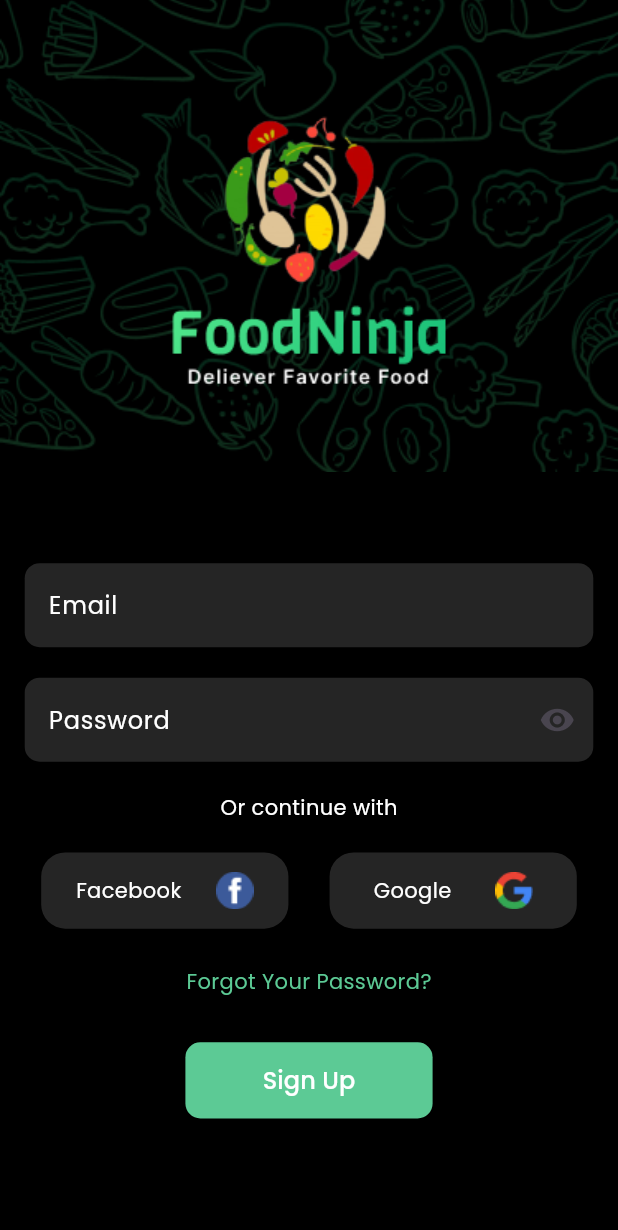
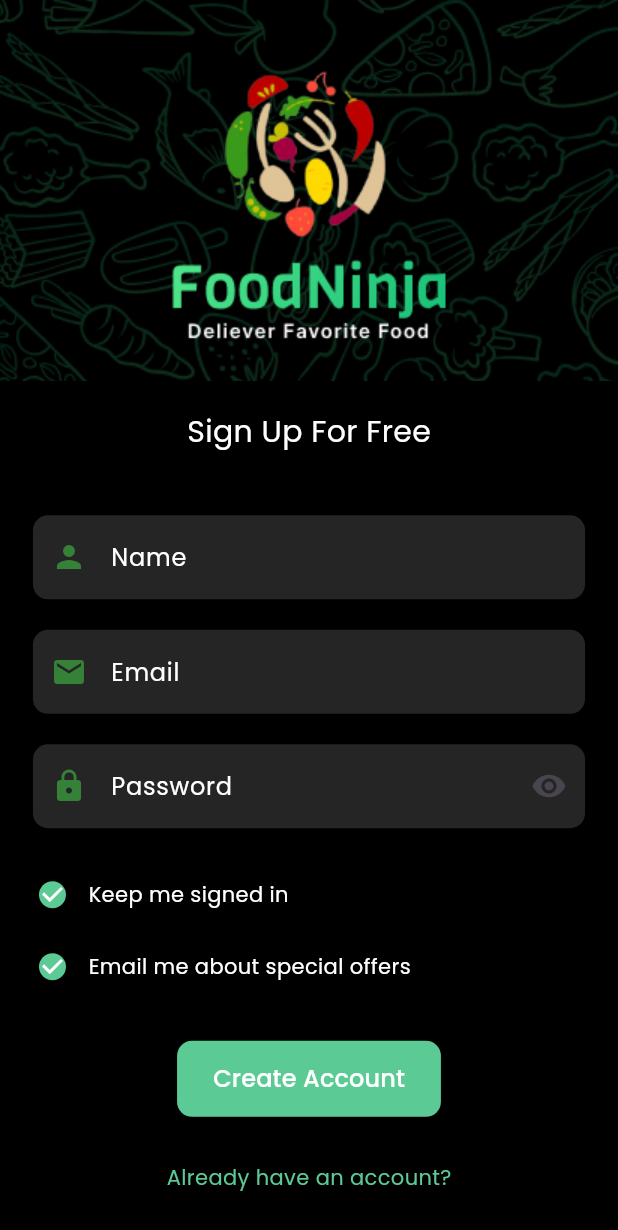
Before and after one commit to Hisamat7/Ecommerce, a Flutter app: the screen it shows after launch, on a phone screen of 412 x 824 dp. Shown: the top 1230 px of the screen. Run offline on Flutter 3.47's test engine with Material 3 defaults, Android fonts, the phone set to English and light mode, and no system bars; our stand-ins replace flutter_screenutil, flutter_svg.

Commit message:
created signin

```diff
--- a/lib/Src/const/Button.dart
+++ b/lib/Src/const/Button.dart
@@ -3,12 +3,9 @@ import 'package:flutter/material.dart';
 import 'package:flutter_screenutil/flutter_screenutil.dart';
 
 class Button extends StatelessWidget {
-
-
   String text;
   final VoidCallback? onPressed;
-  Button({required this.text,required this.onPressed});
-
+  Button({required this.text, required this.onPressed});
 
   @override
   Widget build(BuildContext context) {
@@ -19,7 +16,7 @@ class Button extends StatelessWidget {
         style: TextStyle(color: Colors.white, fontSize: 16),
       ),
       style: ElevatedButton.styleFrom(
-          fixedSize: Size(150.w, 50.h),
+          minimumSize: Size(150.w, 50.h),
           shape:
               RoundedRectangleBorder(borderRadius: BorderRadius.circular(10)),
           backgroundColor: buttonColor),
--- a/lib/Src/modules/Onboarding/views/OnBoardingTwo.dart
+++ b/lib/Src/modules/Onboarding/views/OnBoardingTwo.dart
@@ -1,6 +1,6 @@
 import 'package:ecommerce/Src/const/App_Images.dart';
 import 'package:ecommerce/Src/const/Button.dart';
-import 'package:ecommerce/Src/modules/Onboarding/views/SignUp.dart';
+import 'package:ecommerce/Src/modules/auth_Module/views/SignUp.dart';
 import 'package:flutter/material.dart';
 import 'package:flutter_screenutil/flutter_screenutil.dart';
 import 'package:flutter_svg/flutter_svg.dart';
--- /dev/null
+++ b/lib/Src/modules/auth_Module/views/SignIn.dart
@@ -0,0 +1,186 @@
+import 'package:ecommerce/Src/const/App_Colors.dart';
+import 'package:ecommerce/Src/const/App_Images.dart';
+import 'package:ecommerce/Src/const/Button.dart';
+import 'package:flutter/material.dart';
+import 'package:flutter_screenutil/flutter_screenutil.dart';
+
+class SignIn extends StatefulWidget {
+  const SignIn({super.key});
+
+  @override
+  State<SignIn> createState() => _SignInState();
+}
+
+class _SignInState extends State<SignIn> {
+  bool obscureText = false;
+  @override
+  Widget build(BuildContext context) {
+    return Scaffold(
+      body: Container(
+        child: Column(
+          children: [
+            Container(
+              height: 250.h,
+              width: double.infinity,
+              child: Stack(
+                children: [
+                  Image.asset(
+                    AppImages.background,
+                    fit: BoxFit.cover,
+                    width: double.infinity,
+                  ),
+                  Positioned(
+                    top: 0.h,
+                    left: 0.w,
+                    right: 0.w,
+                    bottom: 0.h,
+                    child: Image.asset(
+                      AppImages.logo,
+                    ),
+                  ),
+                ],
+              ),
+            ),
+            Container(
+              padding: EdgeInsets.symmetric(horizontal: 20.w),
+              child: Column(
+                children: [
+                  SizedBox(
+                    height: 20.h,
+                  ),
+                  Center(
+                    child: Text(
+                      "Sign Up For Free",
+                      style: TextStyle(color: Colors.white, fontSize: 20),
+                    ),
+                  ),
+                  SizedBox(
+                    height: 40.h,
+                  ),
+                  TextFormField(
+                    style: TextStyle(color: Colors.white),
+                    decoration: InputDecoration(
+                        prefixIcon: Icon(Icons.person,
+                            color: const Color.fromARGB(255, 53, 129, 55)),
+                        labelStyle: TextStyle(color: Colors.white),
+                        labelText: "Name",
+                        hintStyle: TextStyle(
+                            color: const Color.fromARGB(255, 103, 102, 102)),
+                        hintText: "Full Name",
+                        fillColor: Color(0xFF252525),
+                        filled: true,
+                        border: OutlineInputBorder(
+                            borderRadius: BorderRadius.circular(10),
+                            borderSide: BorderSide.none)),
+                  ),
+                  SizedBox(
+                    height: 20.h,
+                  ),
+                  TextFormField(
+                    style: TextStyle(color: Colors.white),
+                    decoration: InputDecoration(
+                        prefixIcon: Icon(Icons.email,
+                            color: const Color.fromARGB(255, 53, 129, 55)),
+                        labelStyle: TextStyle(color: Colors.white),
+                        labelText: "Email",
+                        hintStyle: TextStyle(
+                            color: const Color.fromARGB(255, 103, 102, 102)),
+                        hintText: "Email",
+                        fillColor: Color(0xFF252525),
+                        filled: true,
+                        border: OutlineInputBorder(
+                            borderRadius: BorderRadius.circular(10),
+                            borderSide: BorderSide.none)),
+                  ),
+                  SizedBox(
+                    height: 20.h,
+                  ),
+                  TextFormField(
+                    style: TextStyle(color: Colors.white),
+                    obscureText: obscureText,
+                    decoration: InputDecoration(
+                        prefixIcon: Icon(Icons.lock,
+                            color: const Color.fromARGB(255, 53, 129, 55)),
+                        labelStyle: TextStyle(color: Colors.white),
+                        suffixIcon: IconButton(
+                          icon: Icon(obscureText
+                              ? Icons.visibility_off
+                              : Icons.visibility),
+                          onPressed: () {
+                            setState(() {
+                              obscureText = !obscureText;
+                            });
+                          },
+                        ),
+                        labelText: "Password",
+                        hintStyle: TextStyle(
+                            color: const Color.fromARGB(255, 103, 102, 102)),
+                        hintText: "Password",
+                        fillColor: Color(0xFF252525),
+                        filled: true,
+                        border: OutlineInputBorder(
+                            borderRadius: BorderRadius.circular(10),
+                            borderSide: BorderSide.none)),
+                  ),
+                ],
+              ),
+            ),
+            SizedBox(
+              height: 20.h,
+            ),
+            Padding(
+              padding: EdgeInsets.only(left: 10.w),
+              child: Row(
+                children: [
+                  Checkbox(
+                    shape: CircleBorder(),
+                    activeColor: buttonColor,
+                    value: true,
+                    onChanged: (value) {},
+                  ),
+                  Text(
+                    "Keep me signed in",
+                    style: TextStyle(color: Colors.white),
+                  ),
+                ],
+              ),
+            ),
+            Padding(
+              padding: EdgeInsets.only(left: 10.w),
+              child: Row(
+                children: [
+                  Checkbox(
+                    shape: CircleBorder(),
+                    activeColor: buttonColor,
+                    value: true,
+                    onChanged: (value) {},
+                  ),
+                  Text(
+                    "Email me about special offers",
+                    style: TextStyle(color: Colors.white),
+                  ),
+                ],
+              ),
+            ),
+            SizedBox(
+              height: 25.h,
+            ),
+            Button(
+              onPressed: () {},
+              text: "Create Account",
+            ),
+            SizedBox(
+              height: 30.h,
+            ),
+            Center(
+              child: Text(
+                "Already have an account?",
+                style: TextStyle(color: buttonColor),
+              ),
+            ),
+          ],
+        ),
+      ),
+    );
+  }
+}
--- a/lib/Src/modules/Onboarding/views/SignUp.dart
+++ b/lib/Src/modules/auth_Module/views/SignUp.dart
@@ -63,7 +63,7 @@ class _SignupState extends State<Signup> {
               ),
             ),
             Container(
-              padding: EdgeInsets.only(left: 15.w, right: 15.w),
+              padding: EdgeInsets.symmetric(horizontal: 20.w),
               child: Column(
                 children: [
                   SizedBox(
@@ -153,7 +153,7 @@ class _SignupState extends State<Signup> {
               onPressed: () {
 
               },
-              text: "Sign Up",
+              text: "Login",
             )
           ],
         ),
--- a/lib/main.dart
+++ b/lib/main.dart
@@ -1,7 +1,6 @@
 import 'package:ecommerce/Src/const/App_Colors.dart';
-import 'package:ecommerce/Src/modules/Onboarding/views/OnBoardingOne.dart';
-import 'package:ecommerce/Src/modules/Onboarding/views/SignUp.dart';
 import 'package:ecommerce/Src/modules/Onboarding/views/SplashScreen.dart';
+import 'package:ecommerce/Src/modules/auth_Module/views/SignIn.dart';
 import 'package:flutter/material.dart';
 import 'package:flutter_screenutil/flutter_screenutil.dart';
 
@@ -18,7 +17,7 @@ void main() {
              fontFamily: 'Poppins',
           ),
           debugShowCheckedModeBanner: false,
-          home:  Signup(
+          home:  SignIn(
 
           ),
         );
--- a/pubspec.yaml
+++ b/pubspec.yaml
@@ -33,6 +33,7 @@ dependencies:
     sdk: flutter
   flutter_screenutil: ^5.9.3
   flutter_svg: ^2.0.17
+  get: ^4.7.1
 
 dev_dependencies:
   flutter_lints: ^5.0.0
```
Also changed, not shown: pubspec.lock.
